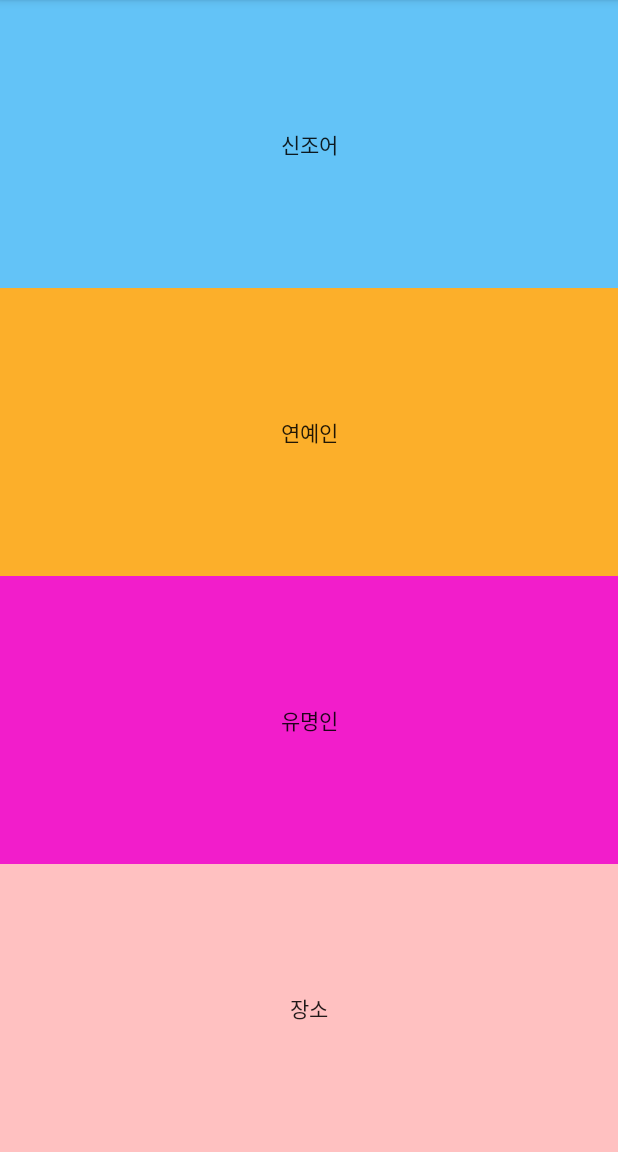
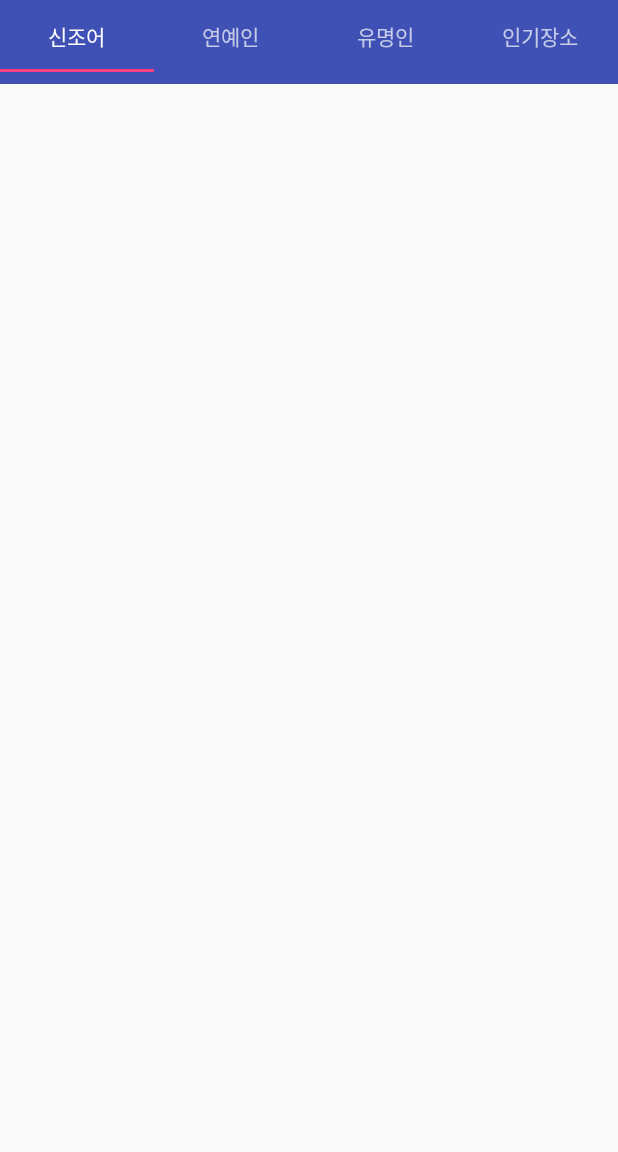
Before and after one commit to hayoung9000/nado, an Android app: the screen it shows after launch (MainActivity), on a phone screen of 412 x 824 dp, the part 84-1236 px from its top. Run offline under Robolectric (Android 15) with nearby library versions, the phone set to English and light mode, and no system bars.

Commit message:
#1 tab과 file 구현

```diff
--- a/app/build.gradle
+++ b/app/build.gradle
@@ -20,11 +20,12 @@ android {
 }
 
 dependencies {
-    compile fileTree(dir: 'libs', include: ['*.jar'])
+    compile fileTree(include: ['*.jar'], dir: 'libs')
     androidTestCompile('com.android.support.test.espresso:espresso-core:2.2.2', {
         exclude group: 'com.android.support', module: 'support-annotations'
     })
     compile 'com.android.support:appcompat-v7:25.2.0'
     compile 'com.android.support.constraint:constraint-layout:1.0.2'
     testCompile 'junit:junit:4.12'
+    compile 'com.android.support:design:25.2.0'
 }
--- a/app/src/main/java/com/example/lg/nado/MainActivity.java
+++ b/app/src/main/java/com/example/lg/nado/MainActivity.java
@@ -1,34 +1,81 @@
 package com.example.lg.nado;
 
+import android.os.Bundle;
+import android.support.design.widget.TabLayout;
+import android.support.v4.view.ViewPager;
 import android.support.v7.app.AppCompatActivity;
-import android.os.Bundle;
-import android.view.View;
-import android.widget.Button;
+import android.support.v7.widget.Toolbar;
+
+import java.io.BufferedReader;
+import java.io.IOException;
+import java.io.InputStream;
+import java.io.InputStreamReader;
+import java.util.ArrayList;
 
 public class MainActivity extends AppCompatActivity {
-    Button but_p,but_s,but_f,but_w;
+    private TabLayout tabLayout;
+    private ViewPager viewPager;
+    ArrayList<String> list = new ArrayList<String>();
+
     @Override
     protected void onCreate(Bundle savedInstanceState) {
         super.onCreate(savedInstanceState);
         setContentView(R.layout.activity_main);
-        but_w=(Button)findViewById(R.id.but_w);
-        but_p=(Button)findViewById(R.id.but_p);
-        but_f=(Button)findViewById(R.id.but_f);
-        but_s=(Button)findViewById(R.id.but_c);
-        but_w.setOnClickListener(butHandler);
-        but_p.setOnClickListener(butHandler);
-        but_f.setOnClickListener(butHandler);
-        but_s.setOnClickListener(butHandler);
+
+        // Adding Toolbar to the activity
+        Toolbar toolbar = (Toolbar) findViewById(R.id.toolbar);
+        setSupportActionBar(toolbar);
+        readTxt();
+        // Initializing the TabLayout
+        tabLayout = (TabLayout) findViewById(R.id.tabLayout);
+        tabLayout.addTab(tabLayout.newTab().setText("신조어"));
+        tabLayout.addTab(tabLayout.newTab().setText("연예인"));
+        tabLayout.addTab(tabLayout.newTab().setText("유명인"));
+        tabLayout.addTab(tabLayout.newTab().setText("인기장소"));
+        tabLayout.setTabGravity(TabLayout.GRAVITY_FILL);
+
+        // Initializing ViewPager
+        viewPager = (ViewPager) findViewById(R.id.pager);
+
+        // Creating TabPagerAdapter adapter
+        TabPagerAdapter pagerAdapter = new TabPagerAdapter(getSupportFragmentManager(), tabLayout.getTabCount());
+        viewPager.setAdapter(pagerAdapter);
+        viewPager.addOnPageChangeListener(new TabLayout.TabLayoutOnPageChangeListener(tabLayout));
+
+        // Set TabSelectedListener
+        tabLayout.addOnTabSelectedListener(new TabLayout.OnTabSelectedListener() {
+
+            @Override
+            public void onTabSelected(TabLayout.Tab tab) {
+                viewPager.setCurrentItem(tab.getPosition());
+
+            }
+
+            @Override
+            public void onTabUnselected(TabLayout.Tab tab) {
+
+            }
+
+            @Override
+            public void onTabReselected(TabLayout.Tab tab) {
+
+            }
+        });
+
+
     }
-    View.OnClickListener butHandler=new View.OnClickListener() {
-        @Override
-        public void onClick(View v) {
-            switch (v.getId()) {
-                case R.id.but_w:break;
-                case R.id.but_c:break;
-                case R.id.but_f:break;
-                case R.id.but_p:break;
+    void readTxt(){
+        String str = "";
+        int cnt=0;
+        InputStream inputStream = getResources().openRawResource(R.raw.data);
+        try {
+            BufferedReader bufferedReader= new BufferedReader(new InputStreamReader(inputStream,"utf-8"));
+            while((str=bufferedReader.readLine())!=null){
+             list.add(str);
             }
-            }
-    };
+        } catch (IOException e){
+            e.printStackTrace();
+        }
+    }
+
 }
--- /dev/null
+++ b/app/src/main/java/com/example/lg/nado/TabPagerAdapter.java
@@ -0,0 +1,43 @@
+package com.example.lg.nado;
+
+import android.support.v4.app.Fragment;
+import android.support.v4.app.FragmentManager;
+import android.support.v4.app.FragmentStatePagerAdapter;
+
+public class TabPagerAdapter extends FragmentStatePagerAdapter {
+
+    // Count number of tabs
+    private int tabCount;
+
+    public TabPagerAdapter(FragmentManager fm, int tabCount) {
+        super(fm);
+        this.tabCount = tabCount;
+    }
+
+    @Override
+    public Fragment getItem(int position) {
+
+        // Returning the current tabs
+        switch (position) {
+            case 0:
+                wordActivity tabFragment1 = new wordActivity();
+                return tabFragment1;
+            case 1:
+                celebrityActivity tabFragment2 = new celebrityActivity();
+                return tabFragment2;
+            case 2:
+                famousActivity tabFragment3 = new famousActivity();
+                return tabFragment3;
+            case 3:
+                placeActivity tabFragment4 = new placeActivity();
+                return tabFragment4;
+            default:
+                return null;
+        }
+    }
+
+    @Override
+    public int getCount() {
+        return tabCount;
+    }
+}
--- /dev/null
+++ b/app/src/main/java/com/example/lg/nado/celebrityActivity.java
@@ -0,0 +1,17 @@
+package com.example.lg.nado;
+
+import android.os.Bundle;
+import android.support.v4.app.Fragment;
+import android.view.LayoutInflater;
+import android.view.View;
+import android.view.ViewGroup;
+
+/**
+ * Created by LG on 2017-07-16.
+ */
+
+public class celebrityActivity extends Fragment{
+    public View onCreateView(LayoutInflater inflater, ViewGroup container, Bundle savedInstanceState) {
+        return inflater.inflate(R.layout.celebrity, container, false);
+    }
+}
--- /dev/null
+++ b/app/src/main/java/com/example/lg/nado/famousActivity.java
@@ -0,0 +1,17 @@
+package com.example.lg.nado;
+
+import android.os.Bundle;
+import android.support.v4.app.Fragment;
+import android.view.LayoutInflater;
+import android.view.View;
+import android.view.ViewGroup;
+
+/**
+ * Created by LG on 2017-07-16.
+ */
+
+public class famousActivity  extends Fragment{
+    public View onCreateView(LayoutInflater inflater, ViewGroup container, Bundle savedInstanceState) {
+        return inflater.inflate(R.layout.famous, container, false);
+    }
+}
--- /dev/null
+++ b/app/src/main/java/com/example/lg/nado/placeActivity.java
@@ -0,0 +1,17 @@
+package com.example.lg.nado;
+
+import android.os.Bundle;
+import android.support.v4.app.Fragment;
+import android.view.LayoutInflater;
+import android.view.View;
+import android.view.ViewGroup;
+
+/**
+ * Created by LG on 2017-07-16.
+ */
+
+public class placeActivity extends Fragment{
+    public View onCreateView(LayoutInflater inflater, ViewGroup container, Bundle savedInstanceState) {
+        return inflater.inflate(R.layout.famous, container, false);
+    }
+}
--- /dev/null
+++ b/app/src/main/java/com/example/lg/nado/wordActivity.java
@@ -0,0 +1,17 @@
+package com.example.lg.nado;
+
+import android.os.Bundle;
+import android.support.v4.app.Fragment;
+import android.view.LayoutInflater;
+import android.view.View;
+import android.view.ViewGroup;
+
+/**
+ * Created by LG on 2017-07-16.
+ */
+
+public class wordActivity extends Fragment {
+    public View onCreateView(LayoutInflater inflater, ViewGroup container, Bundle savedInstanceState) {
+        return inflater.inflate(R.layout.new_word, container, false);
+    }
+}
--- a/app/src/main/res/layout/activity_main.xml
+++ b/app/src/main/res/layout/activity_main.xml
@@ -1,42 +1,33 @@
 <?xml version="1.0" encoding="utf-8"?>
-<LinearLayout xmlns:android="http://schemas.android.com/apk/res/android"
-    xmlns:app="http://schemas.android.com/apk/res-auto"
+    <LinearLayout
+        xmlns:android="http://schemas.android.com/apk/res/android"
         xmlns:tools="http://schemas.android.com/tools"
+        android:orientation="vertical"
         android:layout_width="match_parent"
         android:layout_height="match_parent"
-    android:orientation="vertical"
-    tools:context="com.example.lg.nado.MainActivity">
+        tools:context=".MainActivity">
 
-    <Button
-        android:id="@+id/but_w"
-        android:layout_weight="1"
+        <!--Custom Toolbar-->
+        <android.support.v7.widget.Toolbar
+            android:id="@+id/toolbar"
             android:layout_width="match_parent"
             android:layout_height="wrap_content"
-        android:text="신조어"
-        android:background="#63c3f7"
-        />
-    <Button
-        android:id="@+id/but_c"
-        android:layout_weight="1"
+            android:background="@color/colorPrimary"
+            android:minHeight="?attr/actionBarSize"
+            android:theme="@style/ThemeOverlay.AppCompat.Dark.ActionBar"
+            android:popupTheme="@style/ThemeOverlay.AppCompat.Light" />
+
+        <android.support.design.widget.TabLayout
+            android:id="@+id/tabLayout"
             android:layout_width="match_parent"
             android:layout_height="wrap_content"
-        android:text="연예인"
-        android:background="#fcaf2a"
-        />
-    <Button
-        android:id="@+id/but_f"
-        android:layout_weight="1"
+            android:background="?attr/colorPrimary"
+            android:minHeight="?attr/actionBarSize"
+            android:theme="@style/ThemeOverlay.AppCompat.Dark.ActionBar" />
+
+        <android.support.v4.view.ViewPager
+            android:id="@+id/pager"
             android:layout_width="match_parent"
-        android:layout_height="wrap_content"
-        android:text="유명인"
-        android:background="#f21dcb"
-        />
-    <Button
-        android:id="@+id/but_p"
-        android:layout_weight="1"
-        android:layout_width="match_parent"
-        android:layout_height="wrap_content"
-        android:text="장소"
-        android:background="#ffc1c1"
-        />
+            android:layout_height="match_parent" />
+
     </LinearLayout>
--- a/app/src/main/res/layout/celebrity.xml
+++ b/app/src/main/res/layout/celebrity.xml
@@ -2,5 +2,8 @@
 <LinearLayout xmlns:android="http://schemas.android.com/apk/res/android"
     android:layout_width="match_parent"
     android:layout_height="match_parent">
-
+    <TextView
+        android:layout_width="wrap_content"
+        android:layout_height="wrap_content"
+        android:id="@+id/hello"/>
 </LinearLayout>
--- a/app/src/main/res/values/styles.xml
+++ b/app/src/main/res/values/styles.xml
@@ -1,7 +1,7 @@
 <resources>
 
     <!-- Base application theme. -->
-    <style name="AppTheme" parent="Theme.AppCompat.Light.DarkActionBar">
+    <style name="AppTheme" parent="Theme.AppCompat.Light.NoActionBar">
         <!-- Customize your theme here. -->
         <item name="colorPrimary">@color/colorPrimary</item>
         <item name="colorPrimaryDark">@color/colorPrimaryDark</item>
```
Also changed, not shown: 1 other file. Lines whose indentation alone changed are shown as unchanged.
